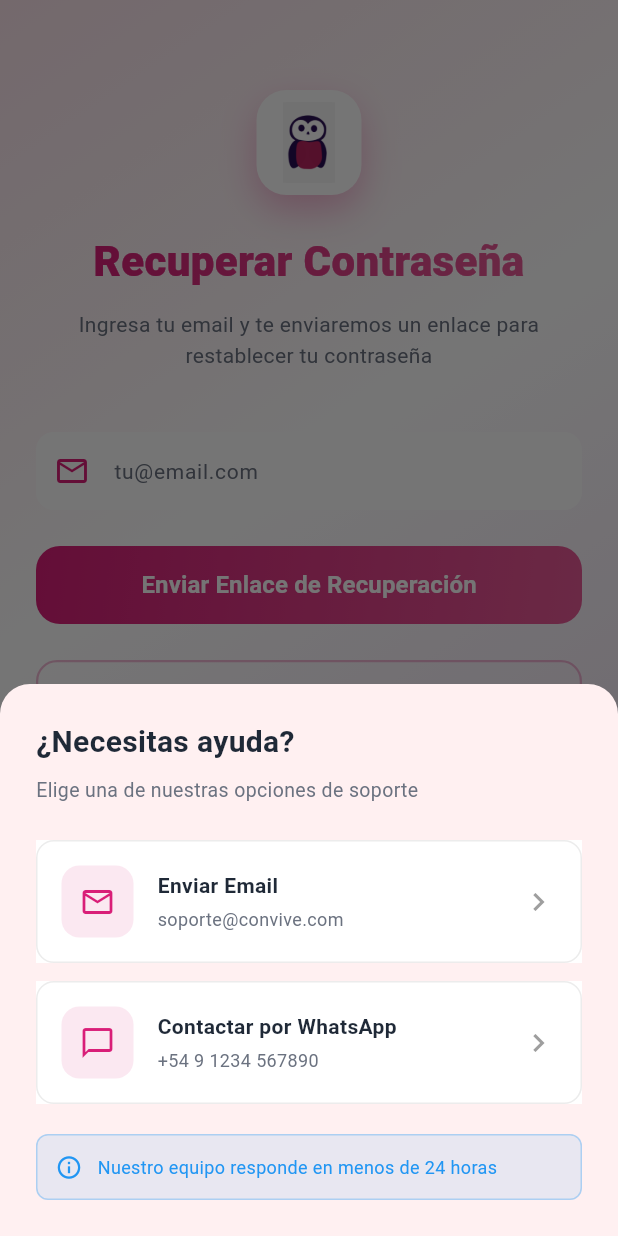
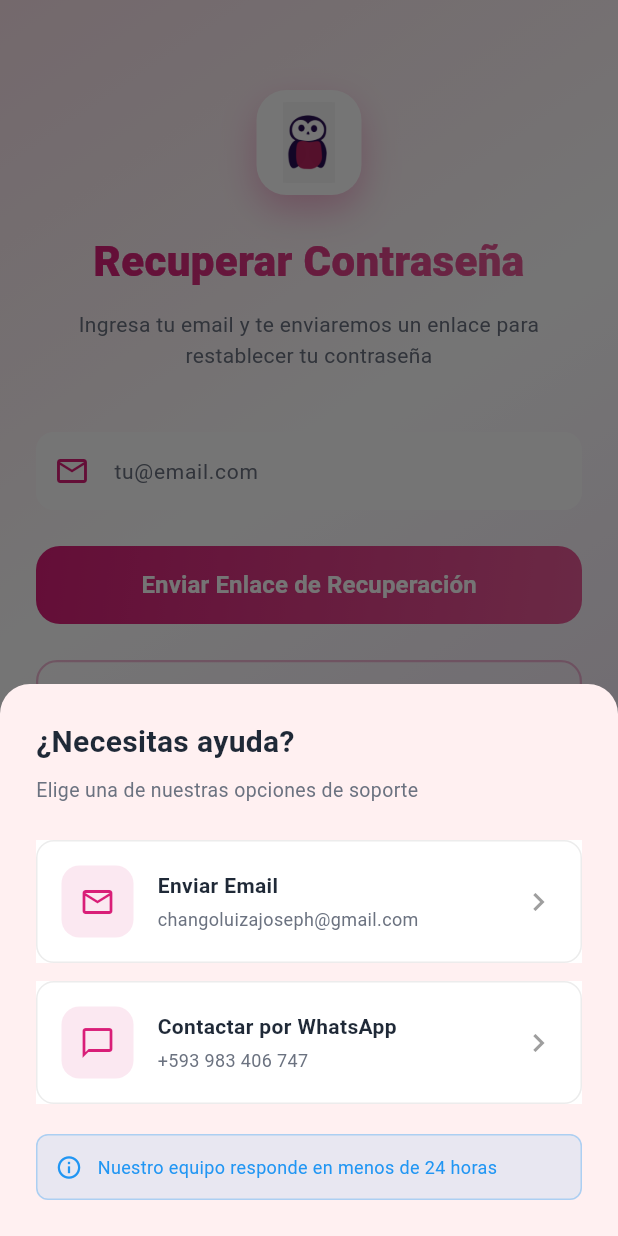
Before and after one commit to Joseph-desing/convive_, a Flutter app: the ForgotPasswordScreen screen opened by its route, after a tap on "¿No recuerdas tu email?", on a phone screen of 412 x 824 dp. Run offline on Flutter 3.47's test engine with Material 3 defaults, Android fonts, the phone set to English and light mode, and no system bars; our stand-ins replace app_links, cached_network_image, file_picker, flutter_map, font_awesome_flutter, geocoding and 7 more; missing offline and left inert: dart:js_interop, flutter_map_cancellable_tile_provider; accounts and stored records are empty; network calls fail.

Commit message:
feat: add ForgotPasswordScreen with email reset functionality and support contact options

```diff
--- a/lib/screens/forgot_password_screen.dart
+++ b/lib/screens/forgot_password_screen.dart
@@ -25,7 +25,7 @@ class _ForgotPasswordScreenState extends State<ForgotPasswordScreen> {
 
   Future<void> _openWhatsApp() async {
     final whatsappUrl = Uri.parse(
-      'https://wa.me/5491234567890?text=Hola%20ConVive,%20no%20recuerdo%20mi%20email%20and%20necesito%20ayuda%20para%20acceder%20a%20mi%20cuenta',
+      'https://wa.me/593983406747?text=Hola%20ConVive,%20no%20recuerdo%20mi%20email%20y%20necesito%20ayuda%20para%20acceder%20a%20mi%20cuenta',
     );
 
     if (await canLaunchUrl(whatsappUrl)) {
@@ -42,7 +42,7 @@ class _ForgotPasswordScreenState extends State<ForgotPasswordScreen> {
   Future<void> _openEmail() async {
     final emailUrl = Uri(
       scheme: 'mailto',
-      path: 'soporte@convive.com',
+      path: 'changoluizajoseph@gmail.com',
       queryParameters: {
         'subject': 'No recuerdo mi email de ConVive',
         'body':
@@ -103,7 +103,7 @@ class _ForgotPasswordScreenState extends State<ForgotPasswordScreen> {
               _buildSupportOption(
                 icon: Icons.mail_outline,
                 title: 'Enviar Email',
-                subtitle: 'soporte@convive.com',
+                subtitle: 'changoluizajoseph@gmail.com',
                 onTap: _openEmail,
               ),
               const SizedBox(height: 12),
@@ -112,7 +112,7 @@ class _ForgotPasswordScreenState extends State<ForgotPasswordScreen> {
               _buildSupportOption(
                 icon: Icons.chat_bubble_outline,
                 title: 'Contactar por WhatsApp',
-                subtitle: '+54 9 1234 567890',
+                subtitle: '+593 983 406 747',
                 onTap: _openWhatsApp,
               ),
               const SizedBox(height: 20),
```
